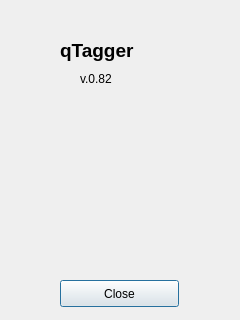
The window that src/aboutdialog.ui (DOOMer/qtagger) describes before a commit, drawn with Qt 5.
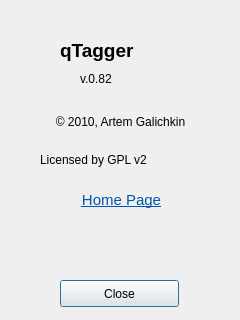
The same window after the commit.

Commit message: added some labels to about dialog

Patch:
```diff
--- a/src/aboutdialog.ui
+++ b/src/aboutdialog.ui
@@ -62,6 +62,70 @@
     <string>Close</string>
    </property>
   </widget>
+  <widget class="QLabel" name="labLicence">
+   <property name="geometry">
+    <rect>
+     <x>40</x>
+     <y>150</y>
+     <width>161</width>
+     <height>20</height>
+    </rect>
+   </property>
+   <property name="text">
+    <string>Licensed by GPL v2</string>
+   </property>
+  </widget>
+  <widget class="QLabel" name="labCopyright">
+   <property name="geometry">
+    <rect>
+     <x>20</x>
+     <y>107</y>
+     <width>201</width>
+     <height>31</height>
+    </rect>
+   </property>
+   <property name="text">
+    <string>&amp;copy; 2010, Artem Galichkin</string>
+   </property>
+   <property name="textFormat">
+    <enum>Qt::RichText</enum>
+   </property>
+   <property name="alignment">
+    <set>Qt::AlignCenter</set>
+   </property>
+   <property name="wordWrap">
+    <bool>true</bool>
+   </property>
+  </widget>
+  <widget class="QLabel" name="labHomeUrl">
+   <property name="geometry">
+    <rect>
+     <x>31</x>
+     <y>190</y>
+     <width>181</width>
+     <height>20</height>
+    </rect>
+   </property>
+   <property name="text">
+    <string>&lt;!DOCTYPE HTML PUBLIC &quot;-//W3C//DTD HTML 4.0//EN&quot; &quot;http://www.w3.org/TR/REC-html40/strict.dtd&quot;&gt;
+&lt;html&gt;&lt;head&gt;&lt;meta name=&quot;qrichtext&quot; content=&quot;1&quot; /&gt;&lt;style type=&quot;text/css&quot;&gt;
+p, li { white-space: pre-wrap; }
+&lt;/style&gt;&lt;/head&gt;&lt;body style=&quot; font-family:'Droid Serif'; font-size:11pt; font-weight:400; font-style:normal;&quot;&gt;
+&lt;table style=&quot;-qt-table-type: root; margin-top:4px; margin-bottom:4px; margin-left:4px; margin-right:4px;&quot;&gt;
+&lt;tr&gt;
+&lt;td style=&quot;border: none;&quot;&gt;
+&lt;p align=&quot;center&quot; style=&quot; margin-top:0px; margin-bottom:0px; margin-left:0px; margin-right:0px; -qt-block-indent:0; text-indent:0px;&quot;&gt;&lt;a href=&quot;http://qtagger.googlecode.com&quot;&gt;&lt;span style=&quot; text-decoration: underline; color:#0057ae;&quot;&gt;Home Page&lt;/span&gt;&lt;/a&gt;&lt;/p&gt;&lt;/td&gt;&lt;/tr&gt;&lt;/table&gt;&lt;/body&gt;&lt;/html&gt;</string>
+   </property>
+   <property name="textFormat">
+    <enum>Qt::RichText</enum>
+   </property>
+   <property name="alignment">
+    <set>Qt::AlignCenter</set>
+   </property>
+   <property name="openExternalLinks">
+    <bool>true</bool>
+   </property>
+  </widget>
  </widget>
  <resources/>
  <connections/>
```
